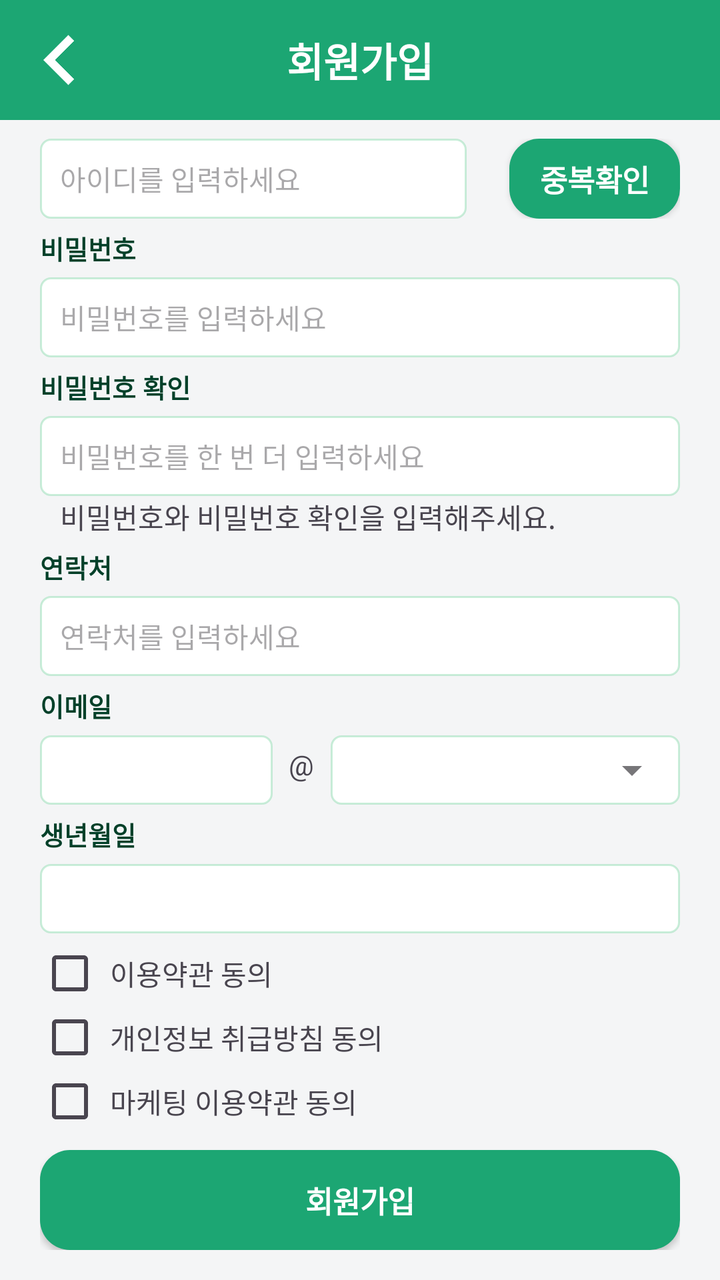
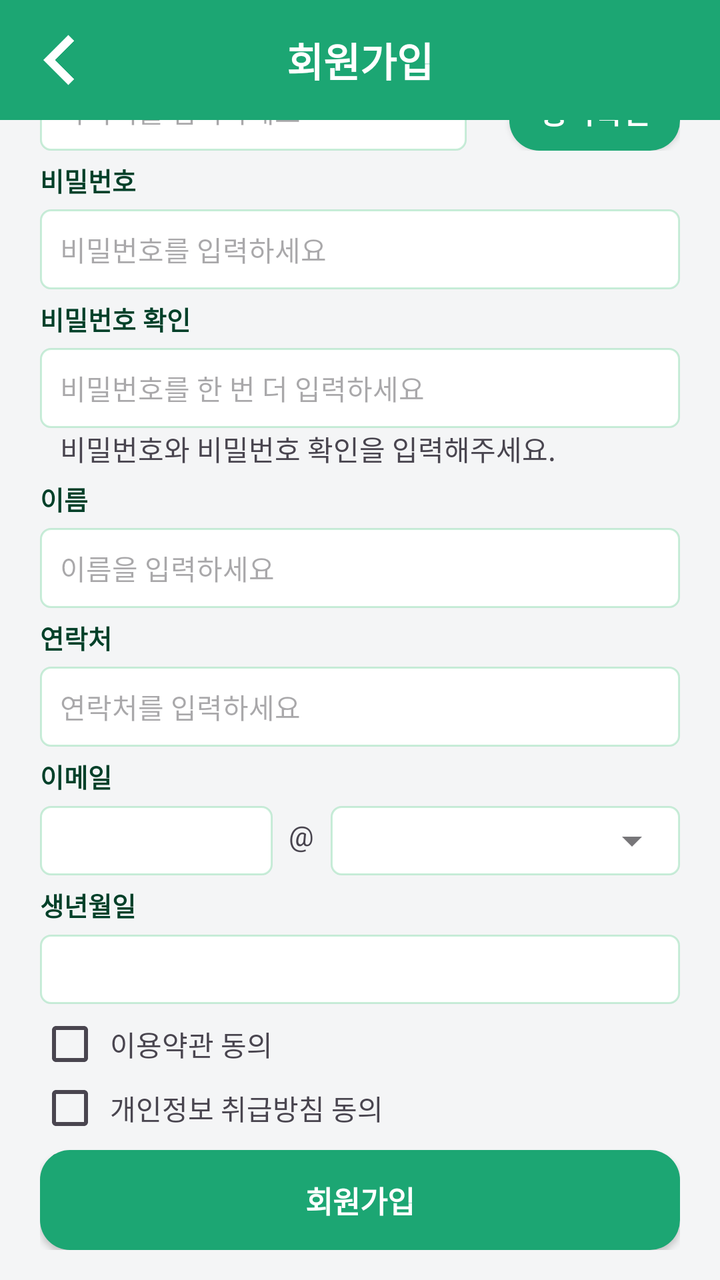

Two renders of the same Android screen: before a commit and after it. Below are the layout's source before the change and the commit's diff.
<!-- AndroidManifest.xml: application theme Theme.Mariwoo -->
<!-- res/layout/activity_sign.xml -->
<?xml version="1.0" encoding="utf-8"?>
<androidx.constraintlayout.widget.ConstraintLayout xmlns:android="http://schemas.android.com/apk/res/android"
    xmlns:app="http://schemas.android.com/apk/res-auto"
    xmlns:tools="http://schemas.android.com/tools"
    android:id="@+id/main"
    android:layout_width="match_parent"
    android:layout_height="match_parent"
    tools:context=".basic.user.SignActivity">

    <androidx.constraintlayout.widget.ConstraintLayout
        android:layout_width="match_parent"
        android:layout_height="match_parent">

        <androidx.constraintlayout.widget.ConstraintLayout
            android:id="@+id/signActivity_layout_top"
            android:layout_width="match_parent"
            android:layout_height="60dp"
            android:background="@color/top_color"
            app:layout_constraintTop_toTopOf="parent">

            <ImageView
                android:id="@+id/signActivity_imageView_back"
                android:layout_width="50dp"
                android:layout_height="50dp"
                app:layout_constraintTop_toTopOf="parent"
                app:layout_constraintBottom_toBottomOf="parent"
                app:layout_constraintLeft_toLeftOf="parent"
                android:layout_marginLeft="5dp"
                android:src="@drawable/icon_back"
                app:tint="@color/white" />

            <TextView
                android:layout_width="wrap_content"
                android:layout_height="wrap_content"
                app:layout_constraintTop_toTopOf="parent"
                app:layout_constraintBottom_toBottomOf="parent"
                app:layout_constraintLeft_toLeftOf="parent"
                app:layout_constraintRight_toRightOf="parent"
                style="@style/top_menu_title"
                android:text="회원가입"/>

        </androidx.constraintlayout.widget.ConstraintLayout>

        <androidx.constraintlayout.widget.ConstraintLayout
            android:layout_width="match_parent"
            android:layout_height="0dp"
            app:layout_constraintTop_toBottomOf="@id/signActivity_layout_top"
            app:layout_constraintBottom_toBottomOf="parent"
            android:paddingLeft="20dp"
            android:paddingRight="20dp"
            android:paddingBottom="15dp"
            android:background="@color/base_background">

            <androidx.constraintlayout.widget.ConstraintLayout
                android:id="@+id/signActivity_layout_content"
                android:layout_width="match_parent"
                android:layout_height="wrap_content"
                app:layout_constraintTop_toTopOf="parent"
                app:layout_constraintBottom_toTopOf="@+id/signActivity_button_sign">

                <androidx.constraintlayout.widget.ConstraintLayout
                    android:id="@+id/signActivity_layout_id"
                    android:layout_width="match_parent"
                    android:layout_height="wrap_content"
                    app:layout_constraintTop_toTopOf="parent">

                    <TextView
                        android:id="@+id/signActivity_textView_id"
                        android:layout_width="wrap_content"
                        android:layout_height="wrap_content"
                        app:layout_constraintTop_toTopOf="parent"
                        app:layout_constraintLeft_toLeftOf="parent"
                        android:text="아이디"
                        style="@style/sign_title"/>

                    <LinearLayout
                        android:layout_width="match_parent"
                        android:layout_height="40dp"
                        android:weightSum="1.5"
                        android:layout_marginTop="5dp">

                        <LinearLayout
                            android:layout_width="0dp"
                            android:layout_height="40dp"
                            android:layout_weight="1"
                            android:background="@drawable/layout_border_radius5">

                            <EditText
                                android:id="@+id/signActivity_editText_id"
                                android:layout_width="match_parent"
                                android:layout_height="match_parent"
                                android:background="@null"
                                style="@style/loginActivity_editText_info"
                                android:hint="아이디를 입력하세요"/>

                        </LinearLayout>

                        <LinearLayout
                            android:layout_width="0dp"
                            android:layout_height="40dp"
                            android:layout_weight="0.1"/>

                        <androidx.appcompat.widget.AppCompatButton
                                android:id="@+id/signActivity_button_idCheck"
                                android:layout_width="0dp"
                                android:layout_height="match_parent"
                                android:layout_weight="0.4"
                                android:text="중복확인"
                                android:textColor="@color/white"
                                android:textSize="15dp"
                                android:textStyle="bold"
                                android:background="@drawable/button_radius15_bg_theme"
                                app:layout_constraintBottom_toBottomOf="parent"/>


                    </LinearLayout>

                </androidx.constraintlayout.widget.ConstraintLayout>

                <androidx.constraintlayout.widget.ConstraintLayout
                    android:id="@+id/signActivity_layout_pw"
                    android:layout_width="match_parent"
                    android:layout_height="wrap_content"
                    app:layout_constraintTop_toBottomOf="@+id/signActivity_layout_id"
                    android:layout_marginTop="5dp">

                    <TextView
                        android:id="@+id/signActivity_textView_pw"
                        android:layout_width="wrap_content"
                        android:layout_height="wrap_content"
                        app:layout_constraintTop_toTopOf="parent"
                        app:layout_constraintLeft_toLeftOf="parent"
                        android:text="비밀번호"
                        style="@style/sign_title"/>

                    <LinearLayout
                        android:layout_width="0dp"
                        android:layout_height="40dp"
                        android:background="@drawable/layout_border_radius5"
                        app:layout_constraintTop_toBottomOf="@+id/signActivity_textView_pw"
                        app:layout_constraintLeft_toLeftOf="parent"
                        app:layout_constraintRight_toRightOf="parent"
                        android:layout_marginTop="5dp">

                        <EditText
                            android:id="@+id/signActivity_editText_pw"
                            android:layout_width="match_parent"
                            android:layout_height="match_parent"
                            android:background="@null"
                            style="@style/loginActivity_editText_info"
                            android:hint="비밀번호를 입력하세요"/>

                    </LinearLayout>

                </androidx.constraintlayout.widget.ConstraintLayout>

                <androidx.constraintlayout.widget.ConstraintLayout
                    android:id="@+id/signActivity_layout_chk_pw"
                    android:layout_width="match_parent"
                    android:layout_height="wrap_content"
                    app:layout_constraintTop_toBottomOf="@+id/signActivity_layout_pw"
                    android:layout_marginTop="5dp">

                    <TextView
                        android:id="@+id/signActivity_textView_chk_pw"
                        android:layout_width="wrap_content"
                        android:layout_height="wrap_content"
                        app:layout_constraintTop_toTopOf="parent"
                        app:layout_constraintLeft_toLeftOf="parent"
                        android:text="비밀번호 확인"
                        style="@style/sign_title"/>

                    <LinearLayout
                        android:id="@+id/signActivity_layout_pw_check"
                        android:layout_width="0dp"
                        android:layout_height="40dp"
                        android:background="@drawable/layout_border_radius5"
                        app:layout_constraintTop_toBottomOf="@+id/signActivity_textView_chk_pw"
                        app:layout_constraintLeft_toLeftOf="parent"
                        app:layout_constraintRight_toRightOf="parent"
                        android:layout_marginTop="5dp">

                        <EditText
                            android:id="@+id/signActivity_editText_chk_pw"
                            android:layout_width="match_parent"
                            android:layout_height="match_parent"
                            android:background="@null"
                            style="@style/loginActivity_editText_info"
                            android:hint="비밀번호를 한 번 더 입력하세요"/>

                    </LinearLayout>

                    <TextView
                        android:id="@+id/signActivity_textView_check"
                        android:layout_width="match_parent"
                        android:layout_height="wrap_content"
                        app:layout_constraintTop_toBottomOf="@+id/signActivity_layout_pw_check"
                        app:layout_constraintLeft_toLeftOf="parent"
                        app:layout_constraintRight_toRightOf="parent"
                        android:text="비밀번호와 비밀번호 확인을 입력해주세요."
                        style="@style/loginActivity_editText_info"/>

                </androidx.constraintlayout.widget.ConstraintLayout>
                
                <androidx.constraintlayout.widget.ConstraintLayout
                    android:id="@+id/signActivity_layout_phone"
                    android:layout_width="match_parent"
                    android:layout_height="wrap_content"
                    app:layout_constraintTop_toBottomOf="@+id/signActivity_layout_chk_pw"
                    android:layout_marginTop="5dp">

                    <TextView
                        android:id="@+id/signActivity_textView_phone"
                        android:layout_width="wrap_content"
                        android:layout_height="wrap_content"
                        app:layout_constraintTop_toTopOf="parent"
                        app:layout_constraintLeft_toLeftOf="parent"
                        android:text="연락처"
                        style="@style/sign_title"/>

                    <LinearLayout
                        android:layout_width="0dp"
                        android:layout_height="40dp"
                        android:background="@drawable/layout_border_radius5"
                        app:layout_constraintTop_toBottomOf="@+id/signActivity_textView_phone"
                        app:layout_constraintLeft_toLeftOf="parent"
                        app:layout_constraintRight_toRightOf="parent"
                        android:layout_marginTop="5dp">

                        <EditText
                            android:id="@+id/signActivity_editText_tel"
                            android:layout_width="match_parent"
                            android:layout_height="match_parent"
                            android:background="@null"
                            style="@style/loginActivity_editText_info"
                            android:inputType="phone"
                            android:maxLength="13"
                            android:hint="연락처를 입력하세요"/>

                    </LinearLayout>

                </androidx.constraintlayout.widget.ConstraintLayout>

                <androidx.constraintlayout.widget.ConstraintLayout
                    android:id="@+id/signActivity_layout_email"
                    android:layout_width="match_parent"
                    android:layout_height="wrap_content"
                    app:layout_constraintTop_toBottomOf="@+id/signActivity_layout_phone"
                    android:layout_marginTop="5dp">

                    <TextView
                        android:id="@+id/signActivity_textView_email"
                        android:layout_width="wrap_content"
                        android:layout_height="wrap_content"
                        app:layout_constraintTop_toTopOf="parent"
                        app:layout_constraintLeft_toLeftOf="parent"
                        android:text="이메일"
                        style="@style/sign_title"/>

                    <LinearLayout
                        android:id="@+id/signActivity_layout_emailAddr"
                        android:layout_width="match_parent"
                        android:layout_height="wrap_content"
                        app:layout_constraintTop_toBottomOf="@+id/signActivity_textView_email"
                        app:layout_constraintRight_toRightOf="parent"
                        android:orientation="vertical">

                        <LinearLayout
                            android:layout_width="match_parent"
                            android:layout_height="40dp"
                            android:weightSum="2.2">

                            <com.google.android.material.textfield.TextInputLayout
                                android:layout_width="0dp"
                                android:layout_height="match_parent"
                                android:layout_weight="0.8">

                                <com.google.android.material.textfield.TextInputEditText
                                    android:id="@+id/signActivity_textField_email"
                                    android:layout_width="match_parent"
                                    android:layout_height="match_parent"
                                    android:inputType="textEmailAddress"
                                    android:textSize="14sp"
                                    android:background="@drawable/layout_border_radius5"
                                    android:paddingTop="2dp"
                                    android:paddingBottom="2dp"/>

                            </com.google.android.material.textfield.TextInputLayout>

                            <TextView
                                android:layout_width="0dp"
                                android:layout_height="match_parent"
                                android:layout_weight="0.2"
                                android:text=" &#64; "
                                android:textAlignment="center"
                                android:gravity="center"/>

                            <com.google.android.material.textfield.TextInputLayout
                                android:id="@+id/layoutEmailDomain"
                                style="@style/Widget.MaterialComponents.TextInputLayout.OutlinedBox.ExposedDropdownMenu"
                                android:layout_width="0dp"
                                android:layout_height="match_parent"
                                android:layout_weight="1.2">

                                <AutoCompleteTextView
                                    android:id="@+id/signActivity_textView_emailAddr"
                                    android:layout_width="match_parent"
                                    android:layout_height="match_parent"
                                    android:inputType="none"
                                    android:textSize="14sp"
                                    android:background="@drawable/layout_border_radius5"
                                    android:paddingTop="2dp"
                                    android:paddingBottom="2dp"/>

                            </com.google.android.material.textfield.TextInputLayout>

                        </LinearLayout>

                        <com.google.android.material.textfield.TextInputLayout
                            android:id="@+id/signActivity_textInputLayout_emailAddr"
                            android:layout_width="match_parent"
                            android:layout_height="40dp"
                            android:layout_marginTop="2dp"
                            android:visibility="gone">

                            <com.google.android.material.textfield.TextInputEditText
                                android:id="@+id/signActivity_textInput_emailAddr"
                                android:layout_width="match_parent"
                                android:layout_height="match_parent"
                                android:inputType="textEmailAddress"
                                android:textSize="14sp"
                                android:paddingTop="2dp"
                                android:paddingBottom="2dp"
                                android:background="@drawable/layout_border_radius5"/>

                        </com.google.android.material.textfield.TextInputLayout>


                    </LinearLayout>

                </androidx.constraintlayout.widget.ConstraintLayout>

                <androidx.constraintlayout.widget.ConstraintLayout
                    android:id="@+id/signActivity_layout_birth"
                    android:layout_width="match_parent"
                    android:layout_height="wrap_content"
                    app:layout_constraintTop_toBottomOf="@+id/signActivity_layout_email"
                    android:layout_marginTop="5dp">

                    <TextView
                        android:id="@+id/signActivity_textView_birth"
                        android:layout_width="wrap_content"
                        android:layout_height="wrap_content"
                        app:layout_constraintTop_toTopOf="parent"
                        app:layout_constraintLeft_toLeftOf="parent"
                        android:text="생년월일"
                        style="@style/sign_title"/>

                    <com.google.android.material.textfield.TextInputLayout
                        android:layout_width="match_parent"
                        android:layout_height="40dp"
                        app:layout_constraintTop_toBottomOf="@id/signActivity_textView_birth">

                        <com.google.android.material.textfield.TextInputEditText
                            android:id="@+id/signActivity_editText_birth"
                            android:layout_width="match_parent"
                            android:layout_height="match_parent"
                            android:focusable="false"
                            android:focusableInTouchMode="false"
                            android:clickable="true"
                            android:cursorVisible="false"
                            android:inputType="none"
                            android:textColor="@android:color/black"
                            android:textColorHint="@android:color/darker_gray"
                            android:textSize="14sp"
                            android:paddingTop="2dp"
                            android:paddingBottom="2dp"
                            android:background="@drawable/layout_border_radius5"
                            />

                    </com.google.android.material.textfield.TextInputLayout>

                </androidx.constraintlayout.widget.ConstraintLayout>

                <androidx.constraintlayout.widget.ConstraintLayout
                    android:id="@+id/signActivity_layout_tos_use"
                    android:layout_width="match_parent"
                    android:layout_height="30dp"
                    app:layout_constraintTop_toBottomOf="@+id/signActivity_layout_birth"
                    android:layout_marginTop="5dp">

                    <CheckBox
                        android:id="@+id/signActivity_checkBox_use"
                        android:layout_width="30dp"
                        android:layout_height="30dp"
                        app:layout_constraintTop_toTopOf="parent"
                        app:layout_constraintBottom_toBottomOf="parent"
                        app:layout_constraintLeft_toLeftOf="parent"/>

                    <TextView
                        android:id="@+id/signActivity_textView_use"
                        android:layout_width="0dp"
                        android:layout_height="wrap_content"
                        android:text="이용약관 동의"
                        app:layout_constraintTop_toTopOf="parent"
                        app:layout_constraintBottom_toBottomOf="parent"
                        app:layout_constraintLeft_toRightOf="@+id/signActivity_checkBox_use"
                        app:layout_constraintRight_toRightOf="parent"
                        android:layout_marginLeft="5dp"/>

                </androidx.constraintlayout.widget.ConstraintLayout>

                <androidx.constraintlayout.widget.ConstraintLayout
                    android:id="@+id/signActivity_layout_tos_privacy"
                    android:layout_width="match_parent"
                    android:layout_height="30dp"
                    app:layout_constraintTop_toBottomOf="@+id/signActivity_layout_tos_use"
                    android:layout_marginTop="2dp">
                    
                    <CheckBox
                        android:id="@+id/signActivity_checkBox_privacy"
                        android:layout_width="30dp"
                        android:layout_height="30dp"
                        app:layout_constraintTop_toTopOf="parent"
                        app:layout_constraintBottom_toBottomOf="parent"
                        app:layout_constraintLeft_toLeftOf="parent"/>

                    <TextView
                        android:id="@+id/signActivity_textView_privacy"
                        android:layout_width="0dp"
                        android:layout_height="wrap_content"
                        android:text="개인정보 취급방침 동의"
                        app:layout_constraintTop_toTopOf="parent"
                        app:layout_constraintBottom_toBottomOf="parent"
                        app:layout_constraintLeft_toRightOf="@+id/signActivity_checkBox_privacy"
                        app:layout_constraintRight_toRightOf="parent"
                        android:layout_marginLeft="5dp"/>
                    
                </androidx.constraintlayout.widget.ConstraintLayout>

                <androidx.constraintlayout.widget.ConstraintLayout
                    android:id="@+id/signActivity_layout_tos_marketing"
                    android:layout_width="match_parent"
                    android:layout_height="30dp"
                    app:layout_constraintTop_toBottomOf="@+id/signActivity_layout_tos_privacy"
                    android:layout_marginTop="2dp">

                    <CheckBox
                        android:id="@+id/signActivity_checkBox_marketing"
                        android:layout_width="30dp"
                        android:layout_height="30dp"
                        app:layout_constraintTop_toTopOf="parent"
                        app:layout_constraintBottom_toBottomOf="parent"
                        app:layout_constraintLeft_toLeftOf="parent"/>

                    <TextView
                        android:id="@+id/signActivity_textView_marketing"
                        android:layout_width="0dp"
                        android:layout_height="wrap_content"
                        android:text="마케팅 이용약관 동의"
                        app:layout_constraintTop_toTopOf="parent"
                        app:layout_constraintBottom_toBottomOf="parent"
                        app:layout_constraintLeft_toRightOf="@+id/signActivity_checkBox_marketing"
                        app:layout_constraintRight_toRightOf="parent"
                        android:layout_marginLeft="5dp"/>

                </androidx.constraintlayout.widget.ConstraintLayout>

            </androidx.constraintlayout.widget.ConstraintLayout>

            <androidx.appcompat.widget.AppCompatButton
                android:id="@+id/signActivity_button_sign"
                android:layout_width="match_parent"
                android:layout_height="50dp"
                android:text="회원가입"
                android:textColor="@color/white"
                android:textSize="15dp"
                android:textStyle="bold"
                android:background="@drawable/button_radius15_bg_theme"
                app:layout_constraintBottom_toBottomOf="parent"/>


        </androidx.constraintlayout.widget.ConstraintLayout>


    </androidx.constraintlayout.widget.ConstraintLayout>

</androidx.constraintlayout.widget.ConstraintLayout>
<!-- resources referenced by this layout -->
<resources>
  <color name="base_background">#F4F5F6</color>
  <color name="top_color">#1CA673</color>
  <color name="white">#FFFFFFFF</color>
  <!-- drawable button_radius15_bg_theme (drawable) -->
  <?xml version="1.0" encoding="utf-8"?>
  <shape xmlns:android="http://schemas.android.com/apk/res/android"
      android:shape="rectangle">
      <solid android:color="@color/theme_color"/>
      <corners
          android:radius="15dp"/>
  </shape>
  <!-- drawable icon_back: png bitmap (drawable, 23483 bytes) -->
  <!-- drawable layout_border_radius5 (drawable) -->
  <?xml version="1.0" encoding="utf-8"?>
  <shape xmlns:android="http://schemas.android.com/apk/res/android">
      <solid android:color="@color/white" />
      <stroke
          android:width="1dp"
          android:color="@color/login_background" />
      <corners android:radius="5dp" />
  </shape>
  <style name="loginActivity_editText_info">
          <item name="android:textSize">14sp</item>
          <item name="android:paddingLeft">10dp</item>
          <item name="android:paddingRight">10dp</item>
          <item name="android:backgroundTint">#ffffff</item>
      </style>
  <style name="sign_title">
          <item name="android:textSize">13sp</item>
          <item name="android:textColor">@color/color_dark_g</item>
          <item name="android:textStyle">bold</item>
      </style>
  <style name="top_menu_title">
          <item name="android:textSize">20sp</item>
          <item name="android:textColor">@color/white</item>
          <item name="android:textStyle">bold</item>
      </style>
  <style name="Theme.Mariwoo" parent="Theme.Material3.DayNight.NoActionBar">
          
          <item name="colorPrimary">@color/purple_500</item>
          <item name="colorPrimaryVariant">@color/purple_700</item>
          <item name="colorOnPrimary">@color/white</item>
          
          <item name="colorSecondary">@color/teal_200</item>
          <item name="colorSecondaryVariant">@color/teal_700</item>
          <item name="colorOnSecondary">@color/black</item>
          
          <item name="android:statusBarColor">?attr/colorPrimaryVariant</item>
          
  
  
          
          <item name="windowNoTitle">true</item>
          <item name="windowSplashScreenBackground">@color/white</item>
          <item name="windowSplashScreenAnimatedIcon">@drawable/img_logo</item>
  
  
      </style>
  <color name="theme_color">#1CA673</color>
  <color name="login_background">#515ACE8A</color>
  <color name="color_dark_g">#014029</color>
  <color name="purple_500">#1CA673</color>
  <color name="purple_700">#1CA673</color>
  <color name="teal_200">#FF03DAC5</color>
  <color name="teal_700">#FF018786</color>
  <color name="black">#FF000000</color>
  <!-- drawable img_logo: png bitmap (drawable, 4911 bytes) -->
</resources>

<!-- the commit's change to res/layout/activity_sign.xml (unified diff, before → after) -->
@@ -201,12 +201,49 @@
                         style="@style/loginActivity_editText_info"/>
 
                 </androidx.constraintlayout.widget.ConstraintLayout>
-                
+
+                <androidx.constraintlayout.widget.ConstraintLayout
+                    android:id="@+id/signActivity_layout_name"
+                    android:layout_width="match_parent"
+                    android:layout_height="wrap_content"
+                    app:layout_constraintTop_toBottomOf="@+id/signActivity_layout_chk_pw"
+                    android:layout_marginTop="5dp">
+
+                    <TextView
+                        android:id="@+id/signActivity_textView_name"
+                        android:layout_width="wrap_content"
+                        android:layout_height="wrap_content"
+                        app:layout_constraintTop_toTopOf="parent"
+                        app:layout_constraintLeft_toLeftOf="parent"
+                        android:text="이름"
+                        style="@style/sign_title"/>
+
+                    <LinearLayout
+                        android:layout_width="0dp"
+                        android:layout_height="40dp"
+                        android:background="@drawable/layout_border_radius5"
+                        app:layout_constraintTop_toBottomOf="@+id/signActivity_textView_name"
+                        app:layout_constraintLeft_toLeftOf="parent"
+                        app:layout_constraintRight_toRightOf="parent"
+                        android:layout_marginTop="5dp">
+
+                        <EditText
+                            android:id="@+id/signActivity_editText_name"
+                            android:layout_width="match_parent"
+                            android:layout_height="match_parent"
+                            android:background="@null"
+                            style="@style/loginActivity_editText_info"
+                            android:hint="이름을 입력하세요"/>
+
+                    </LinearLayout>
+
+                </androidx.constraintlayout.widget.ConstraintLayout>
+
                 <androidx.constraintlayout.widget.ConstraintLayout
                     android:id="@+id/signActivity_layout_phone"
                     android:layout_width="match_parent"
                     android:layout_height="wrap_content"
-                    app:layout_constraintTop_toBottomOf="@+id/signActivity_layout_chk_pw"
+                    app:layout_constraintTop_toBottomOf="@+id/signActivity_layout_name"
                     android:layout_marginTop="5dp">
 
                     <TextView
